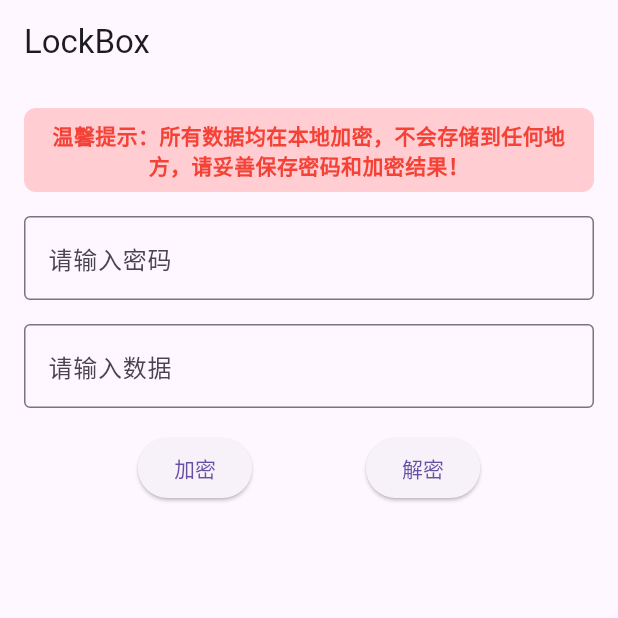
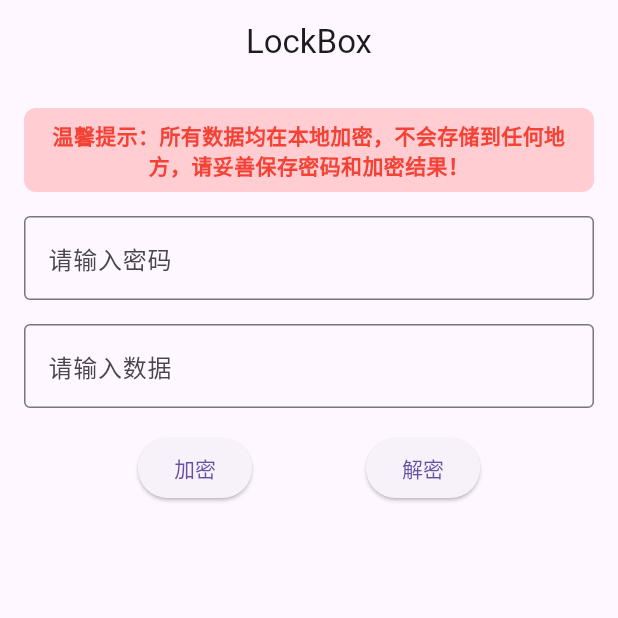
Before and after one commit to oliverbuddy/lock_box, a Flutter app: the screen it shows after launch, on a phone screen of 412 x 824 dp, the top half of it. Run offline on Flutter 3.47's test engine with Material 3 defaults, Android fonts, the light colour scheme and no system bars; our stand-ins replace fluttertoast; missing offline and left inert: encrypt.

Commit message:
feat: 标题居中

```diff
--- a/lib/main.dart
+++ b/lib/main.dart
@@ -130,7 +130,10 @@
   @override
   Widget build(BuildContext context) {
     return Scaffold(
-      appBar: AppBar(title: Text('LockBox')),
+      appBar: AppBar(
+        title: Text('LockBox'),
+        centerTitle: true,
+      ),
       body: SingleChildScrollView(
         child: Padding(
           padding: const EdgeInsets.all(16.0),
```
